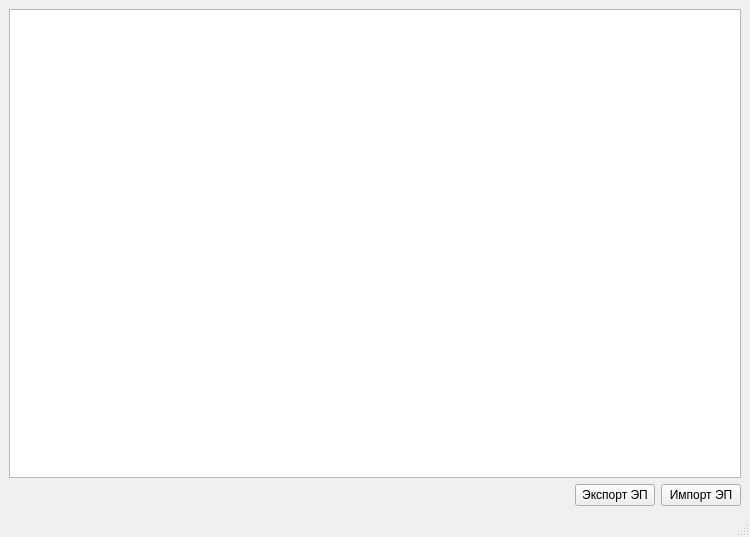
Above: mainwindow.ui from Scollia/ImpExpDS before the change. Below: the same form after it.
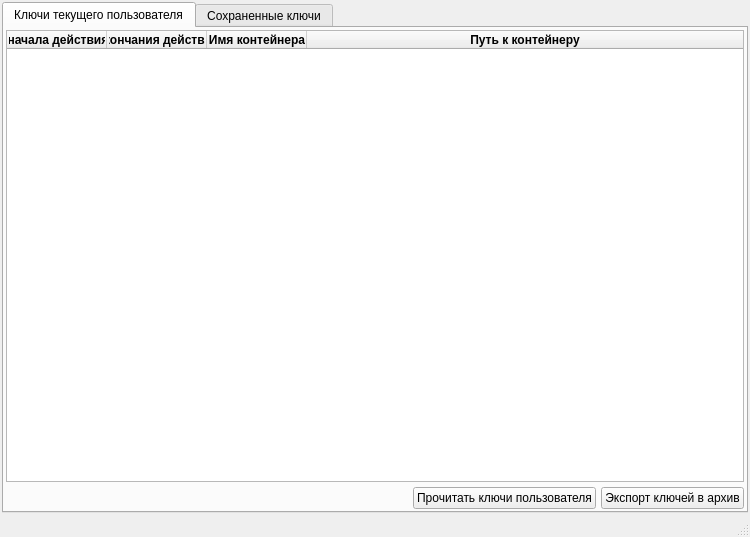
That is the form after the change.

Commit message: Опреденение имени пользователя, домена, SIDа Изменение интерфейса

What changed in the file:
```diff
--- a/mainwindow.ui
+++ b/mainwindow.ui
@@ -15,20 +15,185 @@
   </property>
   <widget class="QWidget" name="centralwidget">
    <layout class="QVBoxLayout" name="verticalLayout">
+    <property name="spacing">
+     <number>5</number>
+    </property>
+    <property name="leftMargin">
+     <number>2</number>
+    </property>
+    <property name="topMargin">
+     <number>2</number>
+    </property>
+    <property name="rightMargin">
+     <number>2</number>
+    </property>
+    <property name="bottomMargin">
+     <number>2</number>
+    </property>
     <item>
-     <widget class="QTableWidget" name="tableWidget">
-      <attribute name="horizontalHeaderVisible">
-       <bool>false</bool>
-      </attribute>
-      <attribute name="horizontalHeaderCascadingSectionResizes">
-       <bool>false</bool>
-      </attribute>
+     <widget class="QTabWidget" name="tbWdgt_Containers">
+      <property name="currentIndex">
+       <number>0</number>
+      </property>
+      <widget class="QWidget" name="tab_UserContainers">
+       <attribute name="title">
+        <string>Ключи текущего пользователя</string>
+       </attribute>
+       <layout class="QVBoxLayout" name="verticalLayout_2">
+        <property name="spacing">
+         <number>5</number>
+        </property>
+        <property name="leftMargin">
+         <number>2</number>
+        </property>
+        <property name="topMargin">
+         <number>2</number>
+        </property>
+        <property name="rightMargin">
+         <number>2</number>
+        </property>
+        <property name="bottomMargin">
+         <number>2</number>
+        </property>
+        <item>
+         <widget class="QTableWidget" name="tblWdgt_UserContainers">
+          <property name="selectionMode">
+           <enum>QAbstractItemView::MultiSelection</enum>
+          </property>
+          <property name="selectionBehavior">
+           <enum>QAbstractItemView::SelectRows</enum>
+          </property>
       <attribute name="horizontalHeaderMinimumSectionSize">
        <number>50</number>
       </attribute>
-      <attribute name="horizontalHeaderShowSortIndicator" stdset="0">
-       <bool>false</bool>
-      </attribute>
+          <attribute name="horizontalHeaderStretchLastSection">
+           <bool>true</bool>
+          </attribute>
+          <column>
+           <property name="text">
+            <string>Дата начала действия ЭЦП</string>
+           </property>
+           <property name="font">
+            <font>
+             <weight>75</weight>
+             <bold>true</bold>
+            </font>
+           </property>
+           <property name="textAlignment">
+            <set>AlignCenter</set>
+           </property>
+          </column>
+          <column>
+           <property name="text">
+            <string>Дата окончания действия ЭЦП</string>
+           </property>
+           <property name="font">
+            <font>
+             <weight>75</weight>
+             <bold>true</bold>
+            </font>
+           </property>
+           <property name="textAlignment">
+            <set>AlignCenter</set>
+           </property>
+          </column>
+          <column>
+           <property name="text">
+            <string>Имя контейнера</string>
+           </property>
+           <property name="font">
+            <font>
+             <weight>75</weight>
+             <bold>true</bold>
+            </font>
+           </property>
+           <property name="textAlignment">
+            <set>AlignCenter</set>
+           </property>
+          </column>
+          <column>
+           <property name="text">
+            <string>Путь к контейнеру</string>
+           </property>
+           <property name="font">
+            <font>
+             <weight>75</weight>
+             <bold>true</bold>
+            </font>
+           </property>
+           <property name="textAlignment">
+            <set>AlignCenter</set>
+           </property>
+          </column>
+         </widget>
+        </item>
+        <item>
+         <layout class="QHBoxLayout" name="hrzntlLt_UserContainers">
+          <property name="sizeConstraint">
+           <enum>QLayout::SetMinimumSize</enum>
+          </property>
+          <item>
+           <spacer name="hrzntlSpcr_UserContainers">
+            <property name="orientation">
+             <enum>Qt::Horizontal</enum>
+            </property>
+            <property name="sizeHint" stdset="0">
+             <size>
+              <width>40</width>
+              <height>20</height>
+             </size>
+            </property>
+           </spacer>
+          </item>
+          <item>
+           <widget class="QPushButton" name="pshBttn_ReadUserContainers">
+            <property name="text">
+             <string>Прочитать ключи пользователя</string>
+            </property>
+           </widget>
+          </item>
+          <item>
+           <widget class="QPushButton" name="pshBttn_ExportUserContainers">
+            <property name="text">
+             <string>Экспорт ключей в архив</string>
+            </property>
+           </widget>
+          </item>
+         </layout>
+        </item>
+       </layout>
+      </widget>
+      <widget class="QWidget" name="tab_ArchiveContainers">
+       <attribute name="title">
+        <string>Сохраненные ключи</string>
+       </attribute>
+       <layout class="QVBoxLayout" name="verticalLayout_3">
+        <property name="spacing">
+         <number>5</number>
+        </property>
+        <property name="leftMargin">
+         <number>2</number>
+        </property>
+        <property name="topMargin">
+         <number>2</number>
+        </property>
+        <property name="rightMargin">
+         <number>2</number>
+        </property>
+        <property name="bottomMargin">
+         <number>2</number>
+        </property>
+        <item>
+         <widget class="QTableWidget" name="tblWdgt_ArchiveContainers">
+          <property name="selectionMode">
+           <enum>QAbstractItemView::MultiSelection</enum>
+          </property>
+          <property name="selectionBehavior">
+           <enum>QAbstractItemView::SelectRows</enum>
+          </property>
+          <attribute name="horizontalHeaderMinimumSectionSize">
+           <number>50</number>
+          </attribute>
       <attribute name="horizontalHeaderStretchLastSection">
        <bool>true</bool>
       </attribute>
@@ -62,7 +227,7 @@
       </column>
       <column>
        <property name="text">
-        <string>Контейнер</string>
+            <string>Имя контейнера</string>
        </property>
        <property name="font">
         <font>
@@ -77,7 +242,7 @@
      </widget>
     </item>
     <item>
-     <layout class="QHBoxLayout" name="horizontalLayout">
+         <layout class="QHBoxLayout" name="hrzntlLt_ArchiveContainers">
       <property name="sizeConstraint">
        <enum>QLayout::SetMinimumSize</enum>
       </property>
@@ -97,18 +262,22 @@
       <item>
        <widget class="QPushButton" name="pushButton">
         <property name="text">
-         <string>Экспорт ЭП</string>
+             <string>Прочитать ключи из архива</string>
         </property>
        </widget>
       </item>
       <item>
        <widget class="QPushButton" name="pushButton_2">
         <property name="text">
-         <string>Импорт ЭП</string>
+             <string>Импорт ключей пользователю</string>
         </property>
        </widget>
       </item>
      </layout>
+        </item>
+       </layout>
+      </widget>
+     </widget>
     </item>
    </layout>
   </widget>
```
Left out of the diff: 20 changed lines with no effect on the pictures. Lines whose indentation alone changed are shown as unchanged. The commit also changes 5 other files.
